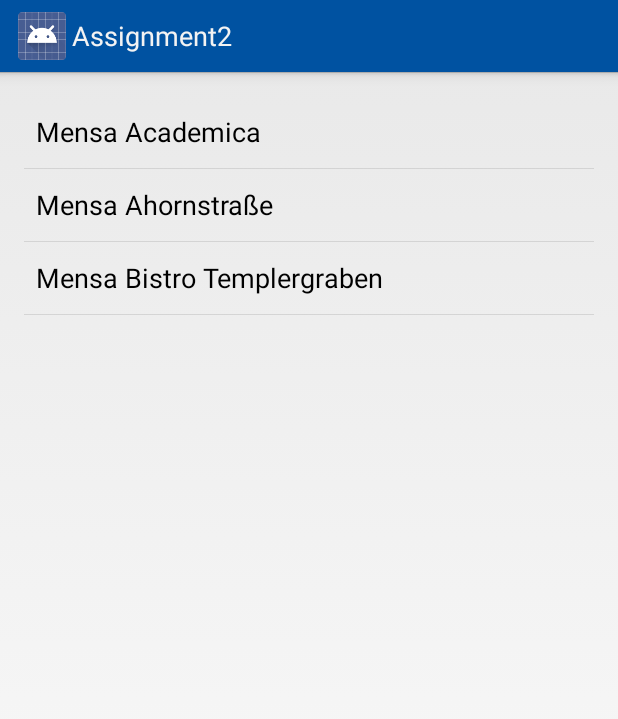
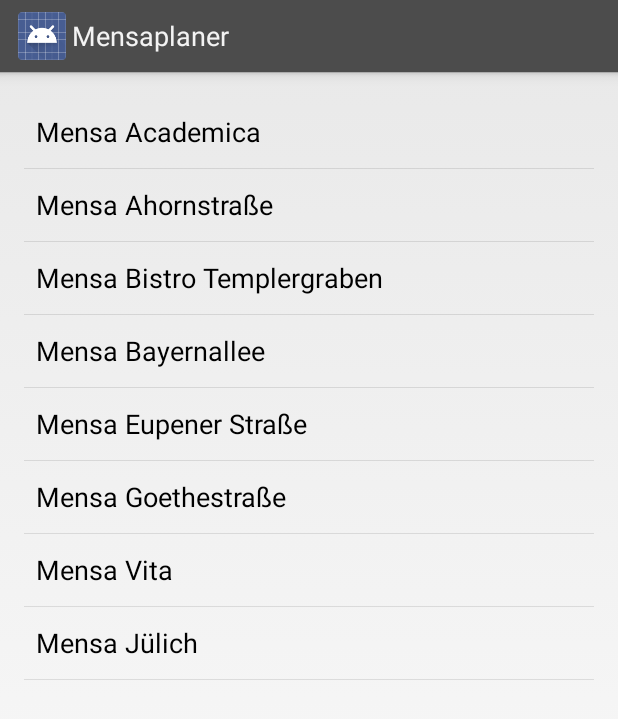
Before and after one commit to graetzer/android-MensaPlanner, an Android app: the screen it shows after launch (MensaListActivity), on a phone screen of 412 x 824 dp. Shown: the top 719 px of the screen. Run offline under Robolectric (Android 15) with nearby library versions, the phone set to English and light mode, and no system bars.

Commit message:
App icon, changed menu layout, added more cafeterias

```diff
--- a/app/src/main/java/de/rwth_aachen/comsys/assignment2/data/Mensa.java
+++ b/app/src/main/java/de/rwth_aachen/comsys/assignment2/data/Mensa.java
@@ -29,6 +29,11 @@ public class Mensa {
         addItem(new Mensa("Mensa Academica", "Pontwall 3", "http://www.studentenwerk-aachen.de/speiseplaene/academica-w.html"));
         addItem(new Mensa("Mensa Ahornstraße", "Ahornstraße 55", "http://www.studentenwerk-aachen.de/speiseplaene/ahornstrasse-w.html"));
         addItem(new Mensa("Mensa Bistro Templergraben", "Templergraben 55", "http://www.studentenwerk-aachen.de/speiseplaene/templergraben-w.html"));
+        addItem(new Mensa("Mensa Bayernallee", "Bayernallee 9", "http://www.studentenwerk-aachen.de/speiseplaene/bayernallee-w.html"));
+        addItem(new Mensa("Mensa Eupener Straße", "Eupener Straße 70", "http://www.studentenwerk-aachen.de/speiseplaene/eupenerstrasse-w.html"));
+        addItem(new Mensa("Mensa Goethestraße", "Goethestraße 3", "http://www.studentenwerk-aachen.de/speiseplaene/goethestrasse-w.html"));
+        addItem(new Mensa("Mensa Vita", "Helmertweg 1", "http://www.studentenwerk-aachen.de/speiseplaene/vita-w.html"));
+        addItem(new Mensa("Mensa Jülich", "Heinrich-Mußmann-Str. 1", "http://www.studentenwerk-aachen.de/speiseplaene/juelich-w.html"));
     }
     private static void addItem(Mensa m) {
         ITEMS.add(m);
--- a/app/src/main/res/values/strings.xml
+++ b/app/src/main/res/values/strings.xml
@@ -1,4 +1,4 @@
 <resources>
-    <string name="app_name">Assignment2</string>
-    <string name="title_mensa_detail">Mensa Detail</string>
+    <string name="app_name">Mensaplaner</string>
+    <string name="title_mensa_detail">Tagesplan</string>
 </resources>
--- a/app/src/main/res/values/styles.xml
+++ b/app/src/main/res/values/styles.xml
@@ -9,7 +9,7 @@
     <!-- ActionBar styles -->
     <style name="MyActionBar"
         parent="@android:style/Widget.Holo.Light.ActionBar.Solid.Inverse">
-        <item name="android:background">#0052A1</item>
+        <item name="android:background">#4C4C4C</item>
     </style>
 
 </resources>
```
Also changed, not shown: app/src/main/res/layout/course_list_item.xml (+17 -11 lines), app/src/main/res/mipmap-hdpi/ic_launcher.png, app/src/main/res/mipmap-mdpi/ic_launcher.png, app/src/main/res/mipmap-xhdpi/ic_launcher.png, app/src/main/res/mipmap-xxhdpi/ic_launcher.png, app/src/main/res/mipmap-xxxhdpi/ic_launcher.png (added), 2 other files.
